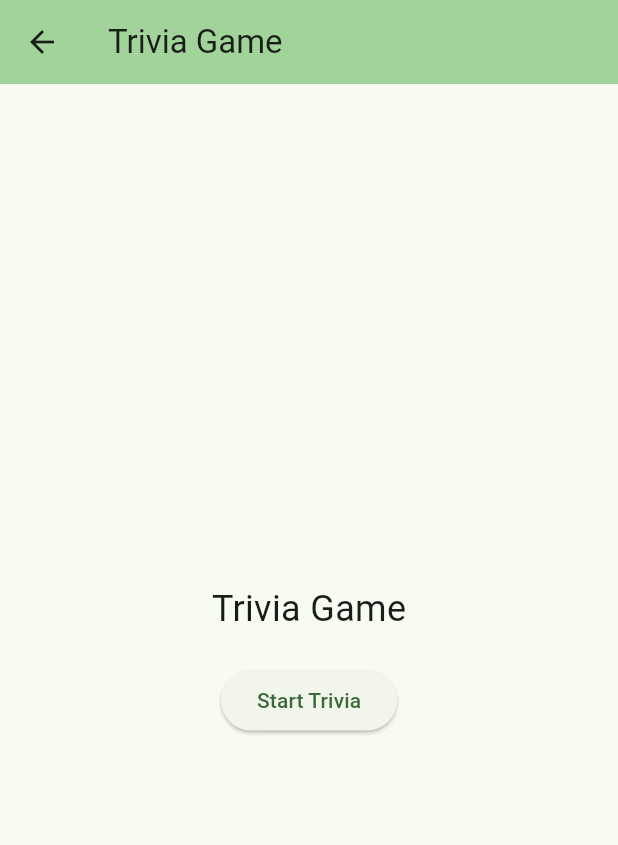
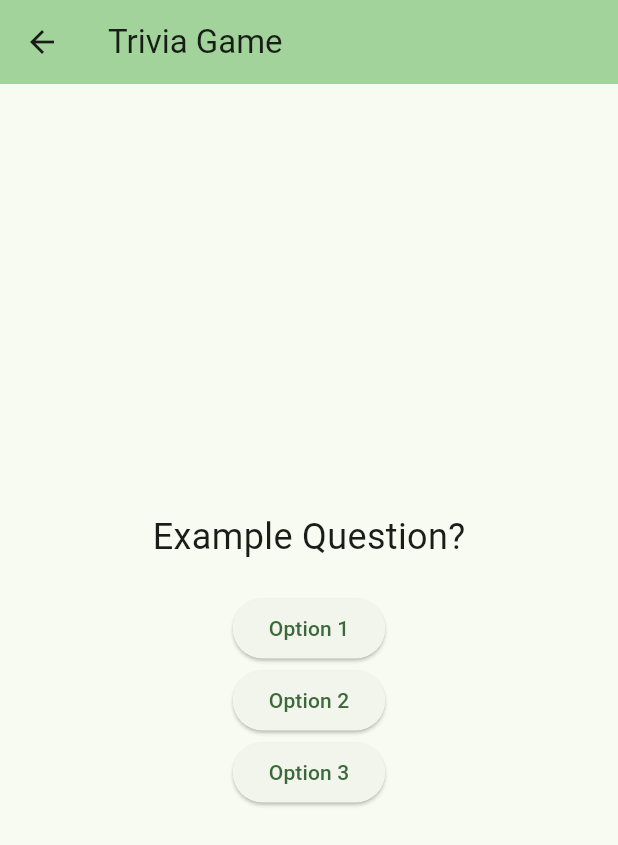
Before and after one commit to josipnovak/Goalify, a Flutter app: the TriviaScreen screen opened directly, on a phone screen of 412 x 824 dp. Shown: the top 845 px of the screen. Run offline on Flutter 3.47's test engine with Material 3 defaults, Android fonts, the light colour scheme and no system bars; network calls fail.

Commit message:
Added design for trivia and tictactoe screen

```diff
--- /dev/null
+++ b/mobile/lib/models/question.dart
@@ -0,0 +1,11 @@
+class Question{
+  final String questionText;
+  final List<String> options;
+  final String answer;
+
+  Question({
+    required this.questionText,
+    required this.options,
+    required this.answer,
+  });
+}
--- a/mobile/lib/screens/start_screen.dart
+++ b/mobile/lib/screens/start_screen.dart
@@ -2,11 +2,15 @@ import 'package:flutter/material.dart';
 import 'package:mobile/screens/trivia.dart';
 import 'package:mobile/screens/tictactoe.dart';
 import 'package:mobile/screens/higher_lower.dart';
+import 'package:mobile/models/question.dart';
+import 'package:mobile/models/tictactoe.dart';
+import 'package:mobile/models/club.dart';
 
 class StartScreen extends StatefulWidget {
   const StartScreen({super.key, required this.title});
 
   final String title;
+
 
   @override
   State<StartScreen> createState() => _StartScreenState();
@@ -28,7 +32,7 @@ class _StartScreenState extends State<StartScreen> {
               onPressed: () {
                 Navigator.push(
                   context,
-                  MaterialPageRoute(builder: (context) => const TriviaScreen(title: 'Trivia Game', startText: 'Start Trivia'))
+                  MaterialPageRoute(builder: (context) => TriviaScreen(title: 'Trivia Game', questionExample: Question(questionText: 'Example Question?', options: const ['Option 1', 'Option 2', 'Option 3'], answer: 'Option 1')))
                 );
               },
               child: const Text('Trivia'),
@@ -37,7 +41,15 @@ class _StartScreenState extends State<StartScreen> {
               onPressed: (){
                 Navigator.push(
                   context,
-                  MaterialPageRoute(builder: (context) => const TicTacToeScreen(title: 'Tic Tac Toe', startText: 'Start Tic Tac Toe'))
+                  MaterialPageRoute(builder: (context) => TicTacToeScreen(title: 'Tic Tac Toe', game: TicTacToe(clubs: [
+                    Club(id: 59, name: 'Barcelona', logoUrl: 'https://crests.football-data.org/81.png'),
+                    Club(id: 72, name: 'Real Madrid', logoUrl: 'https://crests.football-data.org/86.png'),
+                    Club(id: 76, name: 'Atletico Madrid', logoUrl: 'https://crests.football-data.org/78.png'),
+                  ], nations: [
+                    'Spain',
+                    'England',
+                    'Italy',
+                  ])))
                 );
               },
               child: const Text('TicTacToe'),
@@ -46,7 +58,7 @@ class _StartScreenState extends State<StartScreen> {
               onPressed: () {
                 Navigator.push(
                   context,
-                  MaterialPageRoute(builder: (context) => const HigherLowerScreen(title: 'Higher Lower', startText: 'Start Higher Lower'))
+                  MaterialPageRoute(builder: (context) => const HigherLowerScreen(title: 'Higher Lower'))
                 );
               },
               child: const Text('HigherLower'),
--- a/mobile/lib/screens/trivia.dart
+++ b/mobile/lib/screens/trivia.dart
@@ -1,10 +1,12 @@
 import 'package:flutter/material.dart';
+import 'package:mobile/models/question.dart';
 
 class TriviaScreen extends StatefulWidget {
   final String title;
-  final String startText;
 
-  const TriviaScreen({super.key, required this.title, required this.startText});
+  final Question questionExample;
+
+  const TriviaScreen({super.key, required this.title, required this.questionExample});
 
   @override
   State<TriviaScreen> createState() => _TriviaScreenState();
@@ -15,7 +17,7 @@ class _TriviaScreenState extends State<TriviaScreen> {
   Widget build(BuildContext context) {
     return Scaffold(
       appBar: AppBar(
-        title: const Text('Trivia Game'),
+        title: Text(widget.title),
         backgroundColor: Theme.of(context).colorScheme.inversePrimary,
       ),
       body: Center(
@@ -23,15 +25,19 @@ class _TriviaScreenState extends State<TriviaScreen> {
           mainAxisAlignment: MainAxisAlignment.center,
           children: <Widget>[
             Text(
-              widget.title,
+              widget.questionExample.questionText,
               style: TextStyle(fontSize: 24),
             ),
             SizedBox(height: 20),
-            ElevatedButton(
-              onPressed: () {
-                print("Starting quiz...");
-              },
-              child: Text(widget.startText),
+            Column(
+              children: widget.questionExample.options.map((option) {
+                return ElevatedButton(
+                  onPressed: () {
+                    print("Selected answer: $option");
+                  },
+                  child: Text(option),
+                );
+              }).toList(),
             ),
           ],
         ),
```
Also changed, not shown: mobile/lib/models/club.dart (added, +11 -0 lines), mobile/lib/models/tictactoe.dart (added, +10 -0 lines), mobile/lib/screens/higher_lower.dart (+1 -8 lines), mobile/lib/screens/tictactoe.dart (+37 -7 lines).
